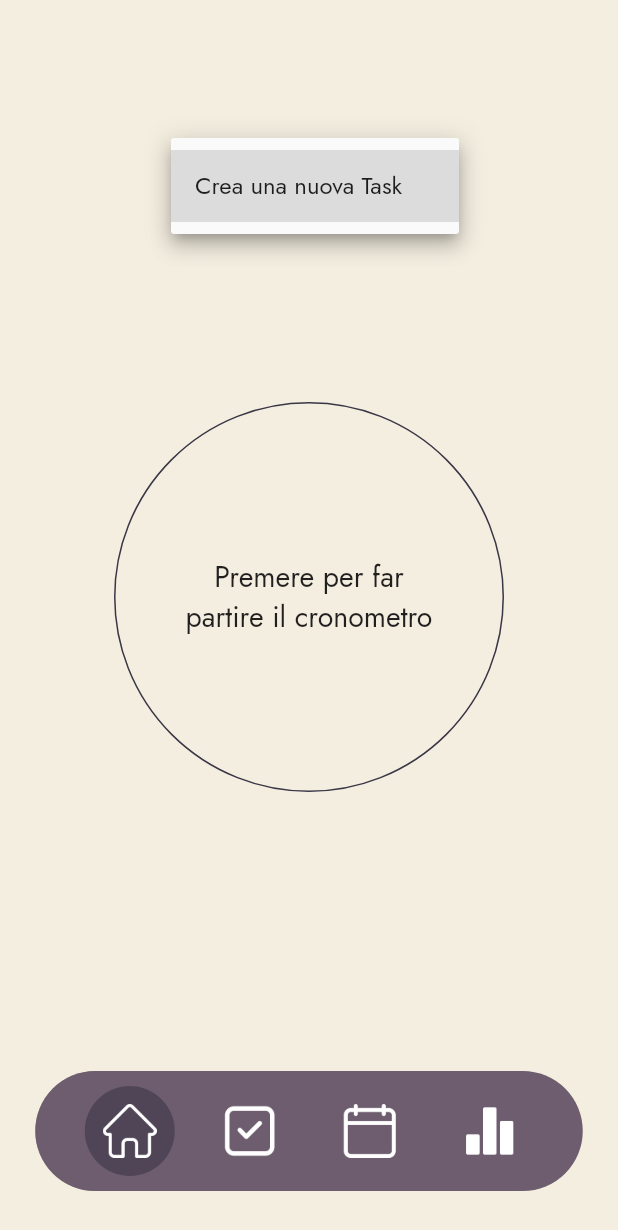
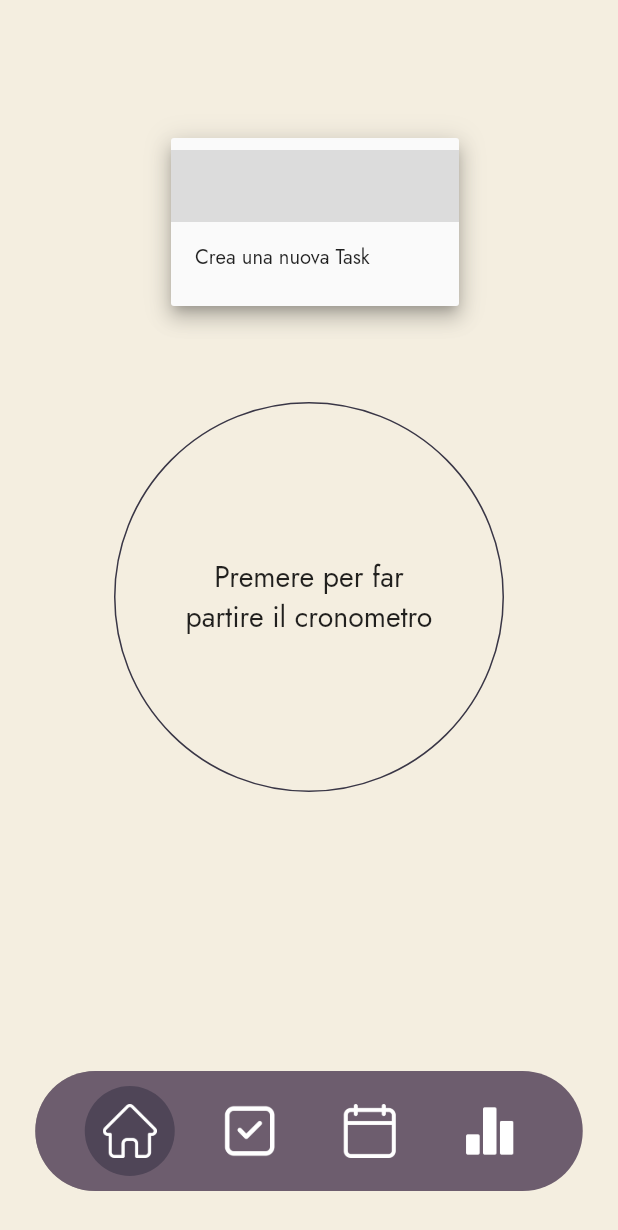
Before and after one commit to AresRebatto/TaskTrek, a Flutter app: the screen it shows after launch, after a tap on the "arrow drop down" icon, on a phone screen of 412 x 824 dp. Shown: the top 1230 px of the screen. Run offline on Flutter 3.47's test engine with Material 2 defaults, Android fonts, the phone set to English and light mode, and no system bars; our stand-ins replace supabase_flutter, table_calendar; accounts and stored records are empty.

Commit message:
Improve DropDownButton, create page for make new tasks and clean code

```diff
--- a/lib/StopWatchTime.dart
+++ b/lib/StopWatchTime.dart
@@ -16,16 +16,14 @@ class StopWatchTime {
   String timetext = "00:00:00";
   static activateState attivo = activateState.fermo;
 
-  StopWatchTime(){
-  }
-
-
+  StopWatchTime(){}
   StopWatchTime.fetch(this._idTask, this._ore, this._minuti, this._secondi);
 
   void ChangeInterface()
   {
     testoCronometro = timetext;
   }
+
   Future<void> avviaTempo(int taskId) async{
     attivo = activateState.attivo;
     while (attivo == activateState.attivo)
--- a/lib/Task.dart
+++ b/lib/Task.dart
@@ -7,7 +7,6 @@ class Task
   Obiettivo? _obiettivo;
   int? _taskId;
 
-  static String fieldText = '';
   Task(String nome, int taskId, {int? ore, int? minuti, int? secondi})
   {
     if(ore != null && minuti != null && secondi != null)
--- a/lib/main.dart
+++ b/lib/main.dart
@@ -4,6 +4,7 @@ import 'package:task_trek/DataBase.dart';
 
 void main() {
   runApp(const MyApp());
+  //metodi per inizializzare e scaricare tutti i dati in locale
   DBApp.Inizialize();
   DBApp.FetchTasks();
 
@@ -11,7 +12,6 @@ void main() {
 
 class MyApp extends StatelessWidget {
   const MyApp({super.key});
-  // This widget is the root of your application.
   @override
   Widget build(BuildContext context) {
     return MaterialApp(
--- a/lib/pages/home.dart
+++ b/lib/pages/home.dart
@@ -3,6 +3,7 @@ import 'package:task_trek/pages/StandardWidgets.dart';
 import 'package:task_trek/Colori.dart';
 import 'package:task_trek/StopWatchTime.dart';
 import 'package:task_trek/Task.dart';
+import 'package:task_trek/pages/NewTaskPage.dart';
 
 
 class HomePageState extends StatefulWidget {
@@ -12,7 +13,6 @@ class HomePageState extends StatefulWidget {
   State<HomePageState> createState() => HomePage();
 }
 class HomePage extends State<HomePageState>{
-  //String text = "Premere per far\npartire il cronometro";
   StopWatchTime time = StopWatchTime();
   @override
   Widget build(BuildContext context) {
@@ -23,7 +23,7 @@ class HomePage extends State<HomePageState>{
             color: Colori.cream,
             child: ListView(
               children: [
-                TaskSelect(),
+                TaskSelect(context),
                 Align(
                   alignment: Alignment.center,
                   child: StopWatch(time),
@@ -37,22 +37,44 @@ class HomePage extends State<HomePageState>{
     );
   }
 
-  Widget TaskSelect()
+  Widget TaskSelect(var contesto)
   {
     return Container(
-      width: 40,
+      width: 50,
       margin: const EdgeInsets.only(right: 130, left: 130, top: 100),
 
       child:DropdownButton<String>(
-        icon: Icon(
+          value: "",
+          icon: Icon(
           Icons.arrow_drop_down,
           color: Colori.darkBrown,
         ),
-        value: Task.fieldText,
         items: const[
-          DropdownMenuItem(child: Text("Crea una nuova Task"), value: "NewTask",)
+          DropdownMenuItem(
+            value: "",
+            child: Text(
+              "",
+              style: TextStyle(
+                  fontSize: 13.5
+              ),
+            )
+            ,),
+          DropdownMenuItem(
+            value: "NewTask",
+              child: Text(
+                  "Crea una nuova Task",
+                  style: TextStyle(
+                    fontSize: 13.5
+                  ),
+              )
+            ,)
         ],
         onChanged: (String? selectValue){
+          if(selectValue == "NewTask"){
+            Navigator.push(
+              contesto,
+              MaterialPageRoute(builder: (contesto) => const NewTaskState()),);
+          }
 
         }
       )
```
Also changed, not shown: lib/pages/NewTaskPage.dart (added, +23 -0 lines).
